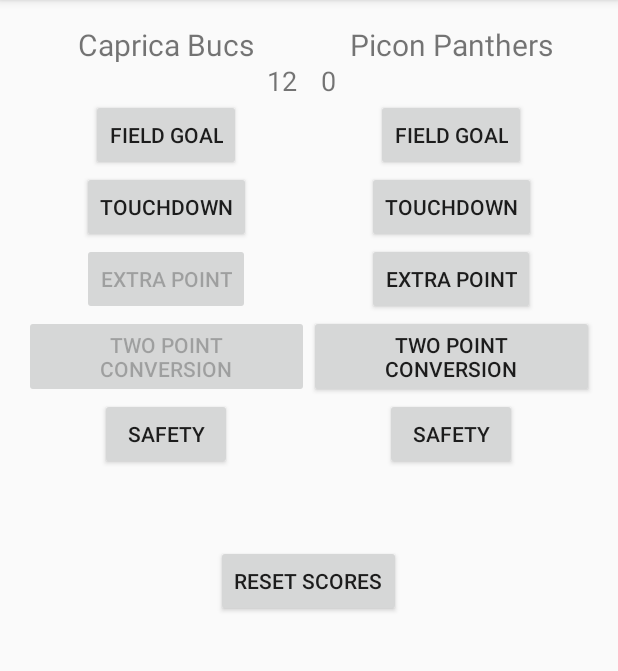
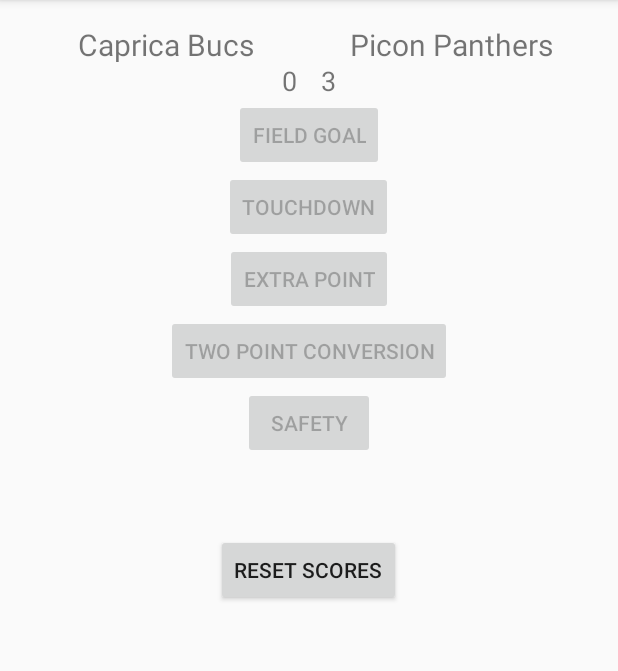
Before and after one commit to SPConrad/udacityAndroidProjectP2, an Android app: the screen it shows after launch (MainActivity), after a tap on "FIELD GOAL", on a phone screen of 412 x 824 dp, the part 84-755 px from its top. Run offline under Robolectric (Android 15) with nearby library versions, the phone set to English and light mode, and no system bars; 3 other taps on this screen came first.

Commit message:
Oh this is much  better. User now selectsa team instead of having each type of scoring available for both teams. When a team is selected the standard scoring types are made available. If a touchdown is scored the extra point options are enabled, the standard socring types are disabled, and the touchdown button turns into a 'missed extra point' button.

```diff
--- a/app/src/main/java/com/example/spconrad/udacityp2projectscorekeeper/MainActivity.java
+++ b/app/src/main/java/com/example/spconrad/udacityp2projectscorekeeper/MainActivity.java
@@ -7,33 +7,26 @@ import android.widget.Button;
 import android.widget.TextView;
 
 public class MainActivity extends AppCompatActivity {
-    int[] teams = new int[] {0, 0};
-    int safety = 2;
-    int fieldGoal = 3;
-    int touchDown = 6;
-    int extraPoint = 1;
-    int twoPointConversion = 2;
+    ///create a whole bunch of variables
+    ///int array to keep track of scores
+    int[] teams = new int[]{0, 0};
 
-    TextView team0ScoreTextView;
-    TextView team1ScoreTextView;
+    ///textview array for the score text views
+    TextView[] teamScoreTextViews = new TextView[2];
 
-    Button team0ExtraPoint;
-    Button team0TwoPointConversion;
-    Button team1ExtraPoint;
-    Button team1TwoPointConversion;
+    ///view arrays for the container layouts
+    View[] teamView = new View[2];
 
+    ///buttons!
+    Button fieldGoalButton;
+    Button touchdownButton;
+    Button safetyButton;
+    Button extraPointButton;
+    Button twoPointConversionButton;
+    Button resetButton;
+
+    ///current team at any given time
     int currentTeam = -1;
-
-    boolean[] teamClicked = new boolean[] {false, false};
-
-    /// The grander plan for this app would be to have a single row of buttons and
-    /// be able to select either team 0 or team 1, then the buttons would use
-    /// the parent tag/id to identify the team and assign the new points.
-    /// Additionally, I'd like to add a condition that requires a touchdown happen before an extra
-    /// point or two point conversion can be entered, but that's a bit complicated
-    /// for me at the moment and I believe not entirely necessary for the scope
-    /// of this project.
-
 
     @Override
     protected void onCreate(Bundle savedInstanceState) {
@@ -41,39 +34,125 @@ public class MainActivity extends AppCompatActivity {
         setContentView(R.layout.activity_main);
         ///the textViews are nested within linearLayouts, so we must first get
         ///those layouts and then search for the textViews
-        View team0 = findViewById(R.id.team_0_layout);
-        View team1 = findViewById(R.id.team_1_layout);
+        ///intialize the layout views
+        teamView[0] = findViewById(R.id.team_0_layout);
+        teamView[1] = findViewById(R.id.team_1_layout);
 
         ///alright, we have found the necessary views, go in and get the textviews
         int team0id = getResources().getIdentifier("team_" + 0 + "_score", "id", getPackageName());
-        team0ScoreTextView = (TextView) team0.findViewById(team0id);
         int team1id = getResources().getIdentifier("team_" + 1 + "_score", "id", getPackageName());
-        team1ScoreTextView = (TextView) team1.findViewById(team1id);
+        teamScoreTextViews[0] = (TextView) teamView[0].findViewById(team0id);
+        teamScoreTextViews[1] = (TextView) teamView[1].findViewById(team1id);
 
-        team0ExtraPoint = (Button) team0.findViewById(R.id.extra_point);
-        team0TwoPointConversion = (Button) team0.findViewById(R.id.two_point_conversion);
+        ///find the buttons!!
+        extraPointButton = (Button) findViewById(R.id.extra_point_button);
+        twoPointConversionButton = (Button) findViewById(R.id.two_point_conversion_button);
+        fieldGoalButton = (Button) findViewById(R.id.field_goal_button);
+        touchdownButton = (Button) findViewById(R.id.touchdown_button);
+        safetyButton = (Button) findViewById(R.id.safety_button);
+        resetButton = (Button) findViewById(R.id.reset_scores_button);
 
-        team1ExtraPoint = (Button) team0.findViewById(R.id.extra_point);
-        team1TwoPointConversion = (Button) team0.findViewById(R.id.two_point_conversion);
-
-        team0ExtraPoint.setEnabled(false);
-        team0TwoPointConversion.setEnabled(false);
-
-        team1ExtraPoint.setEnabled(false);
-        team1TwoPointConversion.setEnabled(false);
+        ///disable the buttons. I do this here instead of in the XML as it is a
+        ///bit easier to manage
+        changeButtons(false);
+        changeExtraPointButtons(false);
     }
 
-    private void changeButtons(int team, boolean changeTo){
-        team0ExtraPoint.setEnabled(changeTo);
-        team0TwoPointConversion.setEnabled(changeTo);
+    private void changeButtons(boolean changeTo){
+        ///this enables or disables the main scoring options when a team is selected
+        /// or after a team has finished a scoring run
+        fieldGoalButton.setEnabled(changeTo);
+        touchdownButton.setEnabled(changeTo);
+        safetyButton.setEnabled(changeTo);
     }
 
-    /*public void teamClicked(View view){
-        currentTeam = getTeamNumber(view);
-        teamClicked[currentTeam] = true;
-    }*/
+    private void changeResetButton(boolean changeTo){
+        ///enable or disable the reset button if there are or are not any scores
+        resetButton.setEnabled(changeTo);
+    }
 
-    private int getTeamNumber(View view){
+    private void changeExtraPointButtons(boolean changeTo) {
+        ///enable the extra point buttons when a touch down is scored
+        ///and disable them after an extra point attempt is completed
+        extraPointButton.setEnabled(changeTo);
+        twoPointConversionButton.setEnabled(changeTo);
+
+        ///give them the ability to enter a failed extra point attempt
+        if (changeTo == true){
+            touchdownButton.setText("Failed Extra Point Attempt");
+            touchdownButton.setTag("0");
+        } else
+        {
+            ///and then reset it to standard touchdown afterwards
+            touchdownButton.setText("Touchdown");
+            touchdownButton.setTag("6");
+        }
+    }
+
+    private void teamUnClicked(){
+        ///clear out the changed values when a team is unselected/finishes its run
+        if (currentTeam != -1) {
+            teamView[currentTeam].setBackgroundColor(0xFFFFFF);
+            teamView[currentTeam].setClickable(true);
+            //changeButtons(false);
+            currentTeam = -1;
+            changeButtons(false);
+            changeExtraPointButtons(false);
+        }
+    }
+
+    public void teamWasClicked(View view) {
+        ///make things shiny and set variables when a team is selected
+        teamUnClicked();
+        currentTeam = getTag(view);
+
+        teamView[currentTeam].setBackgroundColor(getResources().getColor(android.R.color.darker_gray));
+
+        teamView[currentTeam].setClickable(false);
+
+        changeButtons(true);
+    }
+    public void addPoints(View view) {
+        ///pretty straightforward
+        ///this if might not be strictly necessary but I like the extra protection
+        if (currentTeam == 0 || currentTeam == 1) {
+            int pointsToAdd = getTag(view);
+            teams[currentTeam] += pointsToAdd;
+
+            ///I'm not sure if two if statements are more or less expensive
+            ///than changing this to be enabled every time regardless, so
+            ///I'm just going to enable it every time
+            changeResetButton(true);
+
+            ///if it was a touch down, enable the extra point buttons
+            ///and disable the other buttons
+            if (pointsToAdd == 6){
+                changeExtraPointButtons(true);
+            } else {
+                teamUnClicked();
+            }
+
+            display();
+        }
+    }
+
+    private void display() {
+        ///rather than passing in the text view, just update them both at the same time.
+        ///obviously not viable for larger more complicated apps, but this is only
+        ///updating two text fields so it's fine for now
+        teamScoreTextViews[0].setText("" + teams[0]);
+        teamScoreTextViews[1].setText("" + teams[1]);
+    }
+
+    public void resetScores(View view) {
+        ///in a larger array this would be a for or forEach loop
+        teams[0] = 0;
+        teams[1] = 0;
+        display();
+        changeResetButton(false);
+    }
+
+    private int getTag(View view) {
         ///can't seem to get this to work by simply parseInt on the getTag, so
         ///first I cast it to a string and then convert it to an int.
         String s_team = (String) view.getTag();
@@ -81,56 +160,4 @@ public class MainActivity extends AppCompatActivity {
         return i_team;
     }
 
-    public void causedSafety(View view){
-        int team = getTeamNumber(view);
-        addPoints(team, safety);
-    }
-
-    public void gotFieldGoal(View view){
-        int team = getTeamNumber(view);
-        addPoints(team, fieldGoal);
-    }
-
-    public void gotTouchdown(View view){
-        int team = getTeamNumber(view);
-        changeButtons(team, true);
-        addPoints(team, touchDown);
-    }
-
-    public void gotExtraPoint(View view){
-        int team = getTeamNumber(view);
-        changeButtons(team, false);
-        addPoints(team, extraPoint);
-    }
-
-    public void gotTwoPointConversion(View view){
-        int team = getTeamNumber(view);
-        changeButtons(team, false);
-        addPoints(team, twoPointConversion);
-    }
-
-    public void resetScores(View view){
-        ///in a larger array this would be a for or forEach loop
-        teams[0] = 0;
-        teams[1] = 0;
-        display();
-    }
-
-    private void addPoints(int team, int score){
-        if (score != 0) {
-            teams[team] += score;
-        } else {
-            ///if the passed in number is a zero then you ought to reset it to 0
-            teams[team] = 0;
-        }
-        display();
-    }
-
-    private void display(){
-        ///rather than passing in the text view, just update them both at the same time.
-        ///obviously not viable for larger more complicated apps, but this is only
-        ///updating two text fields so it's fine for now
-        team0ScoreTextView.setText("" + teams[0]);
-        team1ScoreTextView.setText("" + teams[1]);
-    }
 }
--- a/app/src/main/res/layout/activity_main.xml
+++ b/app/src/main/res/layout/activity_main.xml
@@ -24,7 +24,9 @@
             android:layout_height="wrap_content"
             android:layout_weight="1"
             android:orientation="vertical"
-            android:tag="team_0_tag">
+            android:clickable="true"
+            android:tag="0"
+            android:onClick="teamWasClicked">
 
             <TextView
                 android:layout_width="wrap_content"
@@ -41,58 +43,16 @@
                 android:layout_marginRight="8dp"
                 android:text="0"
                 android:textSize="18sp" />
-
-            <Button
-                android:layout_width="wrap_content"
-                android:layout_height="wrap_content"
-                android:layout_gravity="center_horizontal"
-                android:onClick="gotFieldGoal"
-                android:tag="0"
-                android:text="Field Goal" />
-
-            <Button
-                android:layout_width="wrap_content"
-                android:layout_height="wrap_content"
-                android:layout_gravity="center_horizontal"
-                android:onClick="gotTouchdown"
-                android:tag="0"
-                android:text="Touchdown" />
-
-
-            <Button
-                android:id="@+id/extra_point"
-                android:layout_width="wrap_content"
-                android:layout_height="wrap_content"
-                android:layout_gravity="center_horizontal"
-                android:onClick="gotExtraPoint"
-                android:tag="0"
-                android:text="Extra Point" />
-
-            <Button
-                android:id="@+id/two_point_conversion"
-                android:layout_width="wrap_content"
-                android:layout_height="wrap_content"
-                android:layout_gravity="center_horizontal"
-                android:onClick="gotTwoPointConversion"
-                android:tag="0"
-                android:text="Two Point Conversion" />
-
-            <Button
-                android:layout_width="wrap_content"
-                android:layout_height="wrap_content"
-                android:layout_gravity="center_horizontal"
-                android:onClick="causedSafety"
-                android:tag="0"
-                android:text="Safety" />
         </LinearLayout>
 
-        <LinearLayout
+       <LinearLayout
             android:id="@+id/team_1_layout"
+            android:tag="1"
             android:layout_width="0dp"
             android:layout_height="wrap_content"
             android:layout_weight="1"
             android:orientation="vertical"
-            android:tag="team_1_tag">
+           android:onClick="teamWasClicked">
 
             <TextView
                 android:layout_width="wrap_content"
@@ -110,7 +70,7 @@
                 android:text="0"
                 android:textSize="18sp" />
 
-            <Button
+            <!--<Button
                 android:layout_width="wrap_content"
                 android:layout_height="wrap_content"
                 android:layout_gravity="center_horizontal"
@@ -149,12 +109,58 @@
                 android:layout_gravity="center_horizontal"
                 android:onClick="causedSafety"
                 android:tag="1"
-                android:text="Safety" />/>
+                android:text="Safety" />/>-->
         </LinearLayout>
     </LinearLayout>
 
+    <Button
+        android:id="@+id/field_goal_button"
+        android:layout_width="wrap_content"
+        android:layout_height="wrap_content"
+        android:layout_gravity="center_horizontal"
+        android:onClick="addPoints"
+        android:tag="3"
+        android:text="Field Goal" />
 
     <Button
+        android:id="@+id/touchdown_button"
+        android:layout_width="wrap_content"
+        android:layout_height="wrap_content"
+        android:layout_gravity="center_horizontal"
+        android:onClick="addPoints"
+        android:tag="6"
+        android:text="Touchdown" />
+
+
+    <Button
+        android:id="@+id/extra_point_button"
+        android:layout_width="wrap_content"
+        android:layout_height="wrap_content"
+        android:layout_gravity="center_horizontal"
+        android:onClick="addPoints"
+        android:tag="1"
+        android:text="Extra Point" />
+
+    <Button
+        android:id="@+id/two_point_conversion_button"
+        android:layout_width="wrap_content"
+        android:layout_height="wrap_content"
+        android:layout_gravity="center_horizontal"
+        android:onClick="addPoints"
+        android:tag="2"
+        android:text="Two Point Conversion" />
+
+    <Button
+        android:id="@+id/safety_button"
+        android:layout_width="wrap_content"
+        android:layout_height="wrap_content"
+        android:layout_gravity="center_horizontal"
+        android:onClick="addPoints"
+        android:tag="2"
+        android:text="Safety" />
+
+    <Button
+        android:id="@+id/reset_scores_button"
         android:layout_width="wrap_content"
         android:layout_height="wrap_content"
         android:layout_gravity="center_horizontal"
```
Also changed, not shown: 1 other file.
